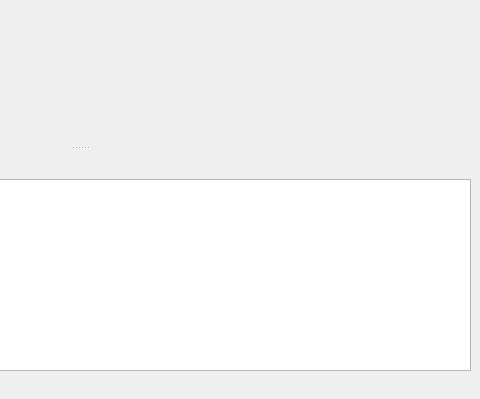
Old version of the form ui/mainwindow.ui in the repository apavelm/stildcpp; both pictures show x 320 to 800 and y 161 to 560 of the 800 by 560 pixel window.
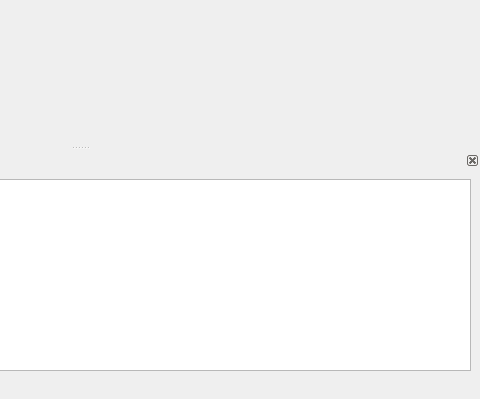
New version of the form.

```diff
--- a/ui/mainwindow.ui
+++ b/ui/mainwindow.ui
@@ -106,7 +106,7 @@
   </widget>
   <widget class="QDockWidget" name="TransDock" >
    <property name="features" >
-    <set>QDockWidget::DockWidgetMovable</set>
+    <set>QDockWidget::DockWidgetClosable|QDockWidget::DockWidgetMovable|QDockWidget::NoDockWidgetFeatures</set>
    </property>
    <property name="allowedAreas" >
     <set>Qt::BottomDockWidgetArea|Qt::NoDockWidgetArea|Qt::TopDockWidgetArea</set>
```
Left out of the diff: 34 changed lines with no effect on the pictures.
